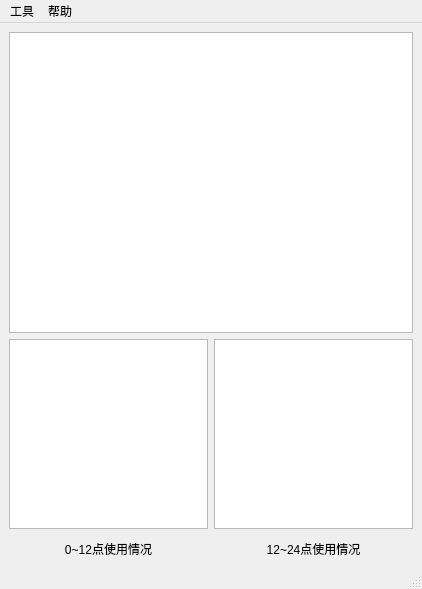
Before: the Qt Designer form mainwindow.ui in LaLa-HaHa-Hei/ScreenTime_Qt6, drawn with Qt 5.
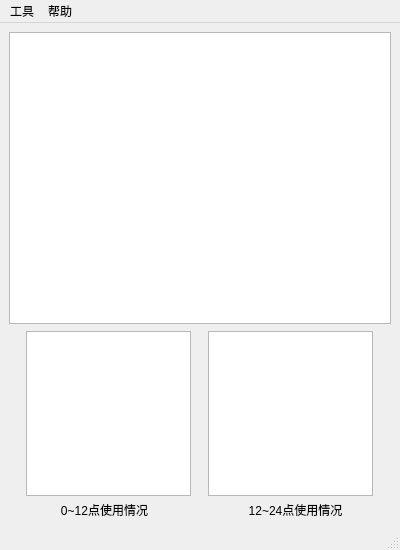
After: the same form once the commit is applied. Icons and pictures are not drawn. Custom widgets are drawn as their Qt base class.

Diff of the .ui file:
```diff
--- a/mainwindow.ui
+++ b/mainwindow.ui
@@ -6,8 +6,8 @@
    <rect>
     <x>0</x>
     <y>0</y>
-    <width>422</width>
-    <height>589</height>
+    <width>400</width>
+    <height>550</height>
    </rect>
   </property>
   <property name="windowTitle">
@@ -19,6 +19,9 @@
   </property>
   <widget class="QWidget" name="centralwidget">
    <layout class="QVBoxLayout" name="verticalLayout">
+    <property name="spacing">
+     <number>0</number>
+    </property>
     <item>
      <widget class="QListWidget" name="listWidget">
       <property name="sizePolicy">
@@ -31,18 +34,24 @@
     </item>
     <item>
      <layout class="QHBoxLayout" name="horizontalLayout">
+      <property name="spacing">
+       <number>0</number>
+      </property>
+      <property name="topMargin">
+       <number>7</number>
+      </property>
       <item>
        <widget class="QChartView" name="chartViewLeft">
         <property name="minimumSize">
          <size>
-          <width>0</width>
-          <height>190</height>
+          <width>165</width>
+          <height>165</height>
          </size>
         </property>
         <property name="maximumSize">
          <size>
-          <width>16777215</width>
-          <height>190</height>
+          <width>165</width>
+          <height>165</height>
          </size>
         </property>
         <property name="styleSheet">
@@ -54,16 +63,19 @@
        <widget class="QChartView" name="chartViewRight">
         <property name="minimumSize">
          <size>
-          <width>0</width>
-          <height>190</height>
+          <width>165</width>
+          <height>165</height>
          </size>
         </property>
         <property name="maximumSize">
          <size>
-          <width>16777215</width>
-          <height>190</height>
+          <width>165</width>
+          <height>165</height>
          </size>
         </property>
+        <property name="styleSheet">
+         <string notr="true">border-image:url(:img/Assets/clock2.png);</string>
+        </property>
        </widget>
       </item>
      </layout>
@@ -105,7 +117,7 @@
     <rect>
      <x>0</x>
      <y>0</y>
-     <width>422</width>
+     <width>400</width>
      <height>24</height>
     </rect>
    </property>
```
Left out of the diff: 2 changed lines with no effect on the pictures.
